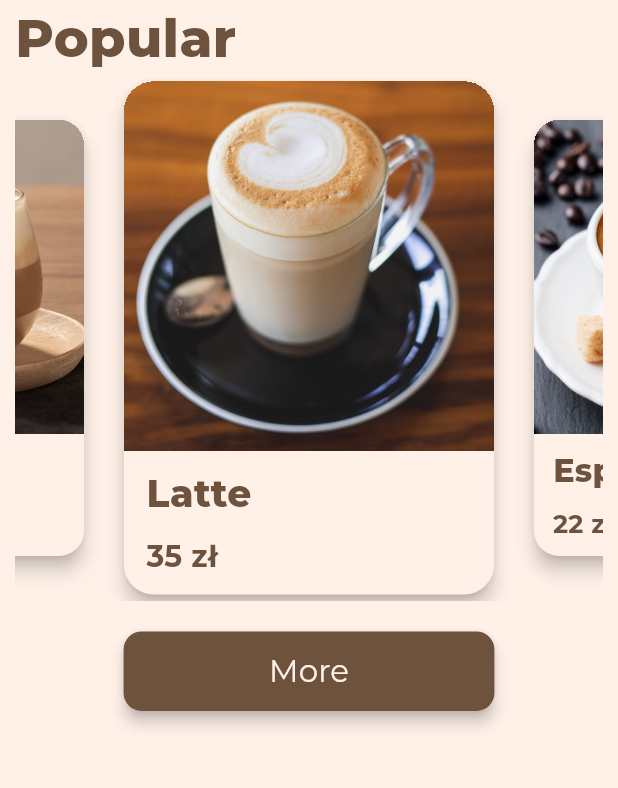
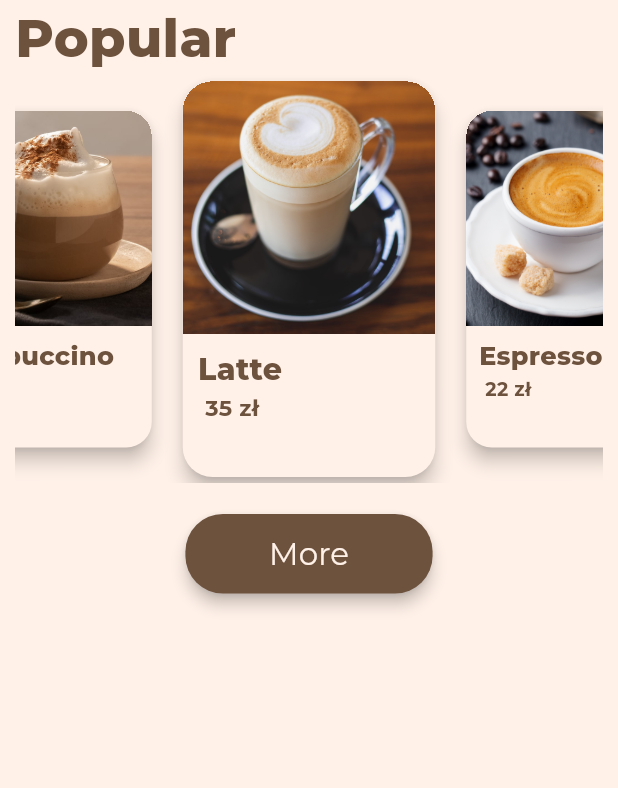
Before and after one commit to kverkholomova/coffee_app, a Flutter app: the SearchPage screen opened directly, on a phone screen of 412 x 824 dp, the part 195-983 px from its top. Run offline on Flutter 3.47's test engine with Material 3 defaults, Android fonts, the phone set to English and light mode, and no system bars; our stand-ins replace google_fonts; missing offline and left inert: flutter_floating_bottom_bar.

Commit message:
style(ui): fix layout spacing

```diff
--- a/lib/features/main_pages/profile_page.dart
+++ b/lib/features/main_pages/profile_page.dart
@@ -22,6 +22,8 @@ class _ProfilePageState extends State<ProfilePage> {
       body: ListView(
         children: [
           ListTile(
+            splashColor: themeProvider.themeData
+                .brightness == Brightness.dark?themeProvider.themeData.primaryColorLight: themeProvider.themeData.primaryColorDark,
             leading: Icon(Icons.brightness_6, color: themeProvider.themeData.primaryIconTheme.color,),
             title: const Text("Theme"),
             onTap: () {
--- a/lib/features/main_pages/search_page.dart
+++ b/lib/features/main_pages/search_page.dart
@@ -30,7 +30,7 @@ class SearchPage extends StatelessWidget {
 
               Center(
                 child: CustomElevatedButton(
-                  cardWidth: MediaQuery.of(context).size.width * 0.6,
+                  cardWidth: MediaQuery.of(context).size.width * 0.4,
                   title: "More",
                   fontSize: MediaQuery.of(context).size.width * 0.05,
                   fontWeight: FontWeight.w400, textColor: Theme.of(context).brightness ==
--- a/lib/widgets/button_style.dart
+++ b/lib/widgets/button_style.dart
@@ -63,7 +63,7 @@ class CustomElevatedButton extends StatelessWidget {
           ),
           shape: RoundedRectangleBorder(
             borderRadius: BorderRadius.circular(
-              12,
+              25,
             ), // rounded corners
           ),
           elevation: 4, // shadow
--- a/lib/widgets/coffee_cards/popular_coffee_card.dart
+++ b/lib/widgets/coffee_cards/popular_coffee_card.dart
@@ -12,7 +12,7 @@ class PopularCoffeeCard extends StatelessWidget {
   Widget build(BuildContext context) {
     return SafeArea(
       child: AspectRatio(
-        aspectRatio: 3/2,
+        aspectRatio: 4/2,
         child: Card(
           color: Theme.of(context).primaryColor,
           clipBehavior: Clip.hardEdge,
@@ -26,32 +26,29 @@ class PopularCoffeeCard extends StatelessWidget {
             child: Column(
               mainAxisSize: MainAxisSize.min,
               crossAxisAlignment: CrossAxisAlignment.start,
-              mainAxisAlignment: MainAxisAlignment.start,
               children: [
                 AspectRatio(
                     aspectRatio: 1/1,
                     child: Image.asset(link, fit: BoxFit.cover,)),
                 SizedBox(height: 10),
                 Padding(
-                  padding: const EdgeInsets.symmetric(horizontal: 15),
+                  padding: const EdgeInsets.symmetric(horizontal: 10),
                   child: Text(
                     name,
                     textAlign: TextAlign.start,
                     style: GoogleFonts.montserrat(
-                      fontSize: 25,
+                      fontSize: 20,
                       fontWeight: FontWeight.w800, // Extra bold
                       color: Theme.of(context).textTheme.bodyMedium?.color,
                     ),
                   ),
                 ),
-                SizedBox(height: 10),
-
                 Padding(
                   padding: const EdgeInsets.symmetric(horizontal: 15),
                   child: Text(
                     price,
                     textAlign: TextAlign.end,
-                    style: TextStyle(fontSize: 20, fontWeight: FontWeight.bold),
+                    style: TextStyle(fontSize: 15, fontWeight: FontWeight.bold),
                   ),
                 ),
               ],
--- a/lib/widgets/coffee_carousel_widget.dart
+++ b/lib/widgets/coffee_carousel_widget.dart
@@ -9,7 +9,7 @@ class CoffeeCarousel extends StatefulWidget {
 }
 
 class _CoffeeCarouselState extends State<CoffeeCarousel> {
-  final PageController _controller = PageController(viewportFraction: 0.65, initialPage: 1,);
+  final PageController _controller = PageController(viewportFraction: 0.45, initialPage: 1,);
   double _currentPage = 1.0;
 
   final List<PopularCoffee> coffees = [
@@ -33,7 +33,7 @@ class _CoffeeCarouselState extends State<CoffeeCarousel> {
   @override
   Widget build(BuildContext context) {
     return SizedBox(
-      height: MediaQuery.of(context).size.width * 0.85,
+      height: MediaQuery.of(context).size.width * 0.66,
       child: PageView.builder(
         // padEnds: false,
         controller: _controller,
```
